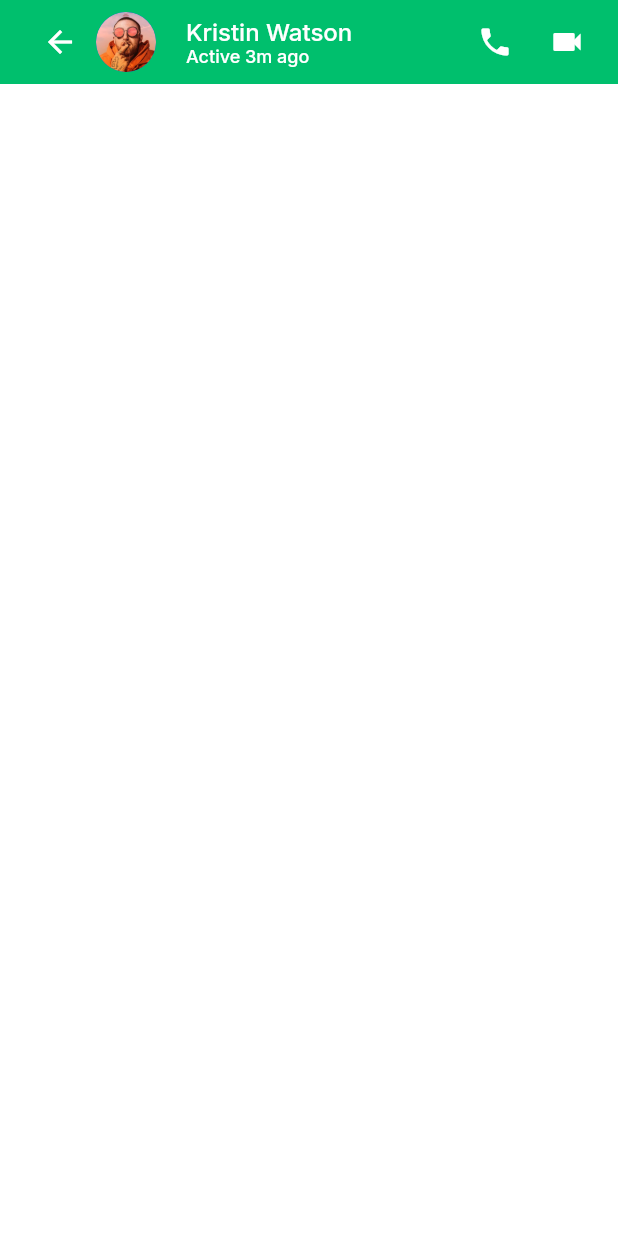
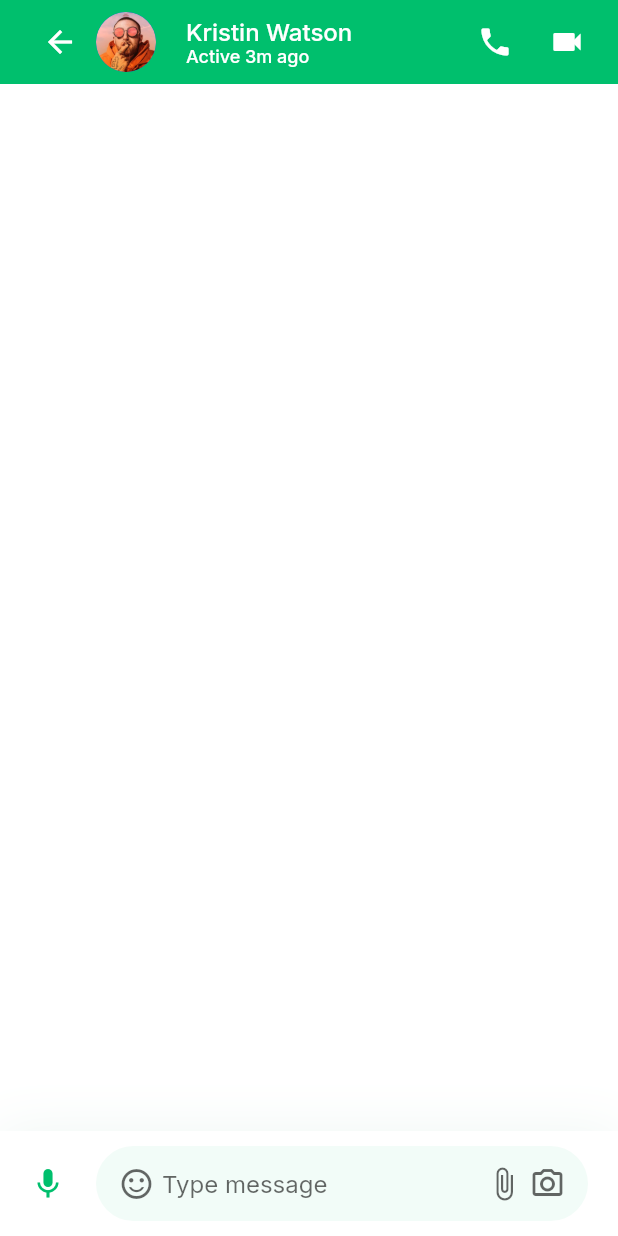
Before and after one commit to jiayong1008/chat-mobile, a Flutter app: the MessagesScreen screen opened directly, on a phone screen of 412 x 824 dp. Run offline on Flutter 3.47's test engine with Material 2 defaults, Android fonts, the phone set to English and light mode, and no system bars; our stand-ins replace google_fonts.

Commit message:
message chat input field

```diff
--- a/lib/screens/messages/components/body.dart
+++ b/lib/screens/messages/components/body.dart
@@ -1,3 +1,4 @@
+import 'package:chat_mobile/screens/messages/components/chat_input_field.dart';
 import 'package:flutter/material.dart';
 
 class Body extends StatelessWidget {
@@ -5,6 +6,11 @@ class Body extends StatelessWidget {
 
   @override
   Widget build(BuildContext context) {
-    return Container();
+    return const Column(
+      children: [
+        Spacer(),
+        ChatInputField(),
+      ],
+    );
   }
 }
--- /dev/null
+++ b/lib/screens/messages/components/chat_input_field.dart
@@ -0,0 +1,70 @@
+import 'package:chat_mobile/constants.dart';
+import 'package:flutter/material.dart';
+
+class ChatInputField extends StatelessWidget {
+  const ChatInputField({
+    super.key,
+  });
+
+  @override
+  Widget build(BuildContext context) {
+    return Container(
+      padding: const EdgeInsets.symmetric(
+        horizontal: kDefaultPadding,
+        vertical: kDefaultPadding / 2
+      ),
+      decoration: BoxDecoration(
+        color: Theme.of(context).scaffoldBackgroundColor,
+        boxShadow: [BoxShadow(
+          offset: const Offset(0, 4),
+          blurRadius: 32,
+          color: const Color(0xFF087949).withOpacity(0.08),
+        )],
+      ),
+      child: SafeArea(
+        child: Row(
+          children: [
+            const Icon(Icons.mic, color: kPrimaryColor,),
+            const SizedBox(width: kDefaultPadding,),
+            Expanded(
+              child: Container(
+                padding: const EdgeInsets.symmetric(horizontal: kDefaultPadding * 0.75),
+                height: 50,
+                decoration: BoxDecoration(
+                  color: kPrimaryColor.withOpacity(0.05),
+                  borderRadius: BorderRadius.circular(40),
+                ),
+                child: Row(
+                  children: [
+                    Icon(
+                      Icons.sentiment_satisfied_alt_outlined,
+                      color: Theme.of(context).textTheme.bodyLarge!.color!.withOpacity(0.6),
+                    ),
+                    const SizedBox(width: kDefaultPadding / 4),
+                    const Expanded(
+                      child: TextField(
+                        decoration: InputDecoration(
+                          hintText: "Type message",
+                          border: InputBorder.none,
+                        ),
+                      )
+                    ),
+                    Icon(
+                      Icons.attach_file,
+                      color: Theme.of(context).textTheme.bodyLarge!.color!.withOpacity(0.6),
+                    ),
+                    const SizedBox(width: kDefaultPadding / 4),
+                    Icon(
+                      Icons.camera_alt_outlined,
+                      color: Theme.of(context).textTheme.bodyLarge!.color!.withOpacity(0.6),
+                    ),
+                  ],
+                ),
+              ),
+            ),
+          ],
+        ),
+      ),
+    );
+  }
+}
```
